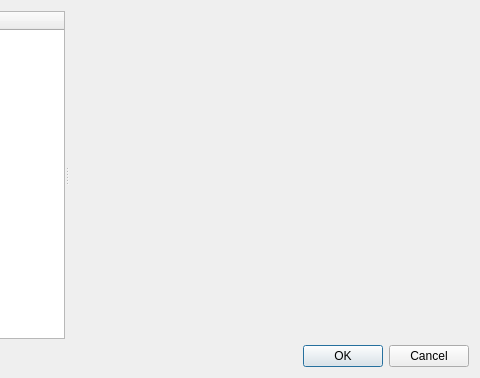
Above: app/src/mdocore/src/mdocore/gui/dialogs/settingsdialog.ui from code0x378/MarkdownOrganizer before the change; both pictures show x 217 to 697 and y 0 to 378 of the 697 by 378 pixel window. Below: the same form after it.
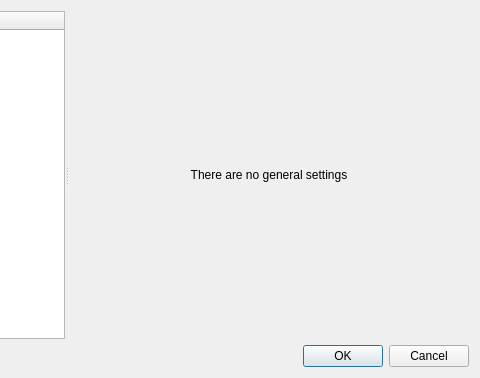
That is the form after the change.

Commit message: Fixed minor issues in settings dialog

What changed in the file:
```diff
--- a/app/src/mdocore/src/mdocore/gui/dialogs/settingsdialog.ui
+++ b/app/src/mdocore/src/mdocore/gui/dialogs/settingsdialog.ui
@@ -42,7 +42,20 @@
       <property name="currentIndex">
        <number>0</number>
       </property>
-      <widget class="QWidget" name="generalPage"/>
+      <widget class="QWidget" name="generalPage">
+       <layout class="QVBoxLayout" name="verticalLayout_3">
+        <item>
+         <widget class="QLabel" name="tempMsgLabel">
+          <property name="text">
+           <string>There are no general settings</string>
+          </property>
+          <property name="alignment">
+           <set>Qt::AlignCenter</set>
+          </property>
+         </widget>
+        </item>
+       </layout>
+      </widget>
       <widget class="QWidget" name="intefacePage">
        <layout class="QVBoxLayout" name="verticalLayout_2">
         <item>
```
The commit also changes 2 other files.
